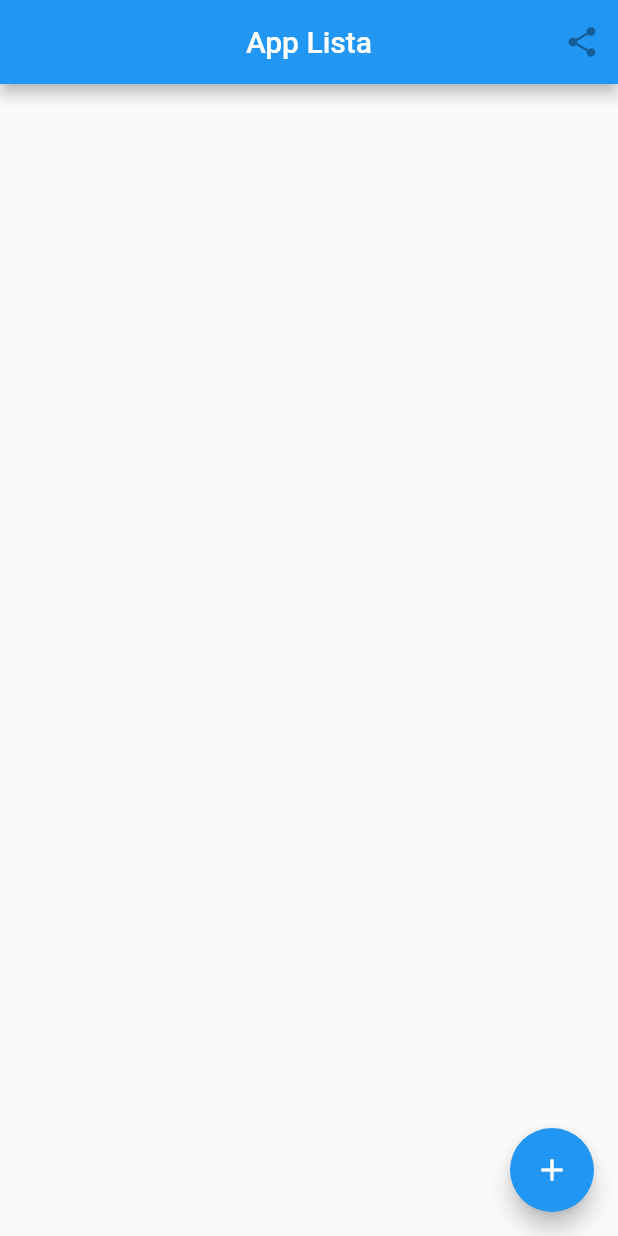
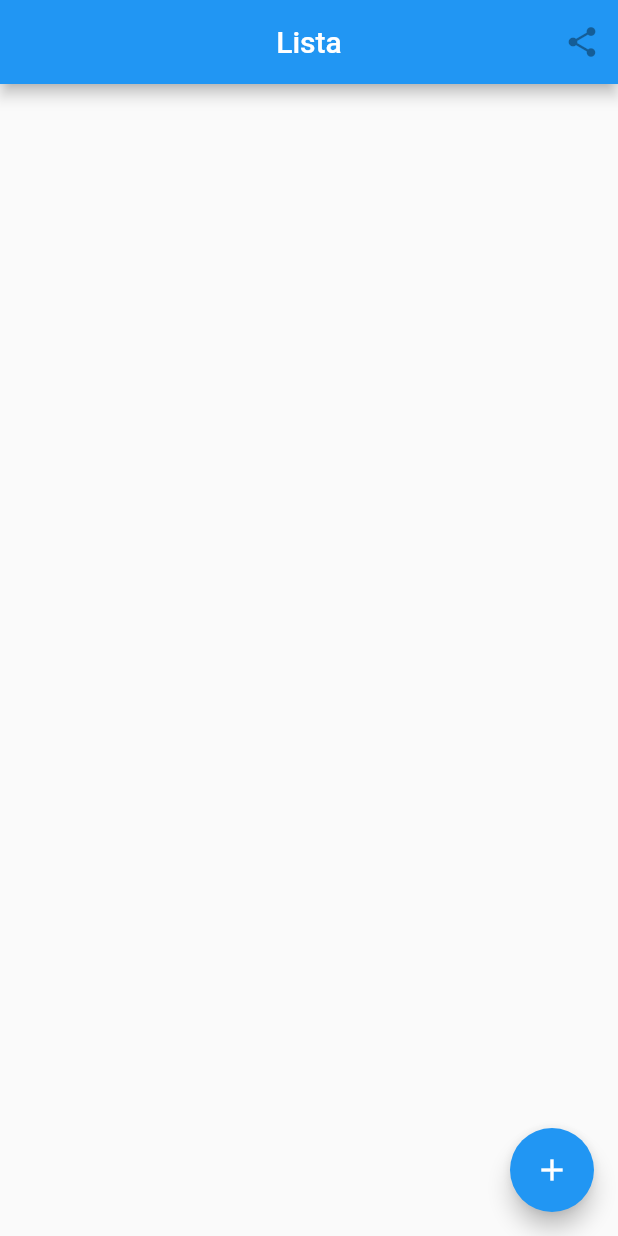
Before and after one commit to IanderMPC/Appp, a Flutter app: the screen it shows after launch, on a phone screen of 412 x 824 dp. Run offline on Flutter 3.47's test engine with Material 2 defaults, Android fonts, the phone set to English and light mode, and no system bars; missing offline and left inert: social_share.

Commit message:
altaracaoTextoMain

```diff
--- a/lista2_persistencia_app/lib/main.dart
+++ b/lista2_persistencia_app/lib/main.dart
@@ -42,7 +42,7 @@ class _MainAppState extends State<MainApp> {
   Widget build(BuildContext context) {
     return Scaffold(
       appBar: AppBar(
-        title: Text('App Lista'),
+        title: Text('Lista'),
         centerTitle: true,//Coloca o titulo no centro
         actions: [
           IconButton(
```
